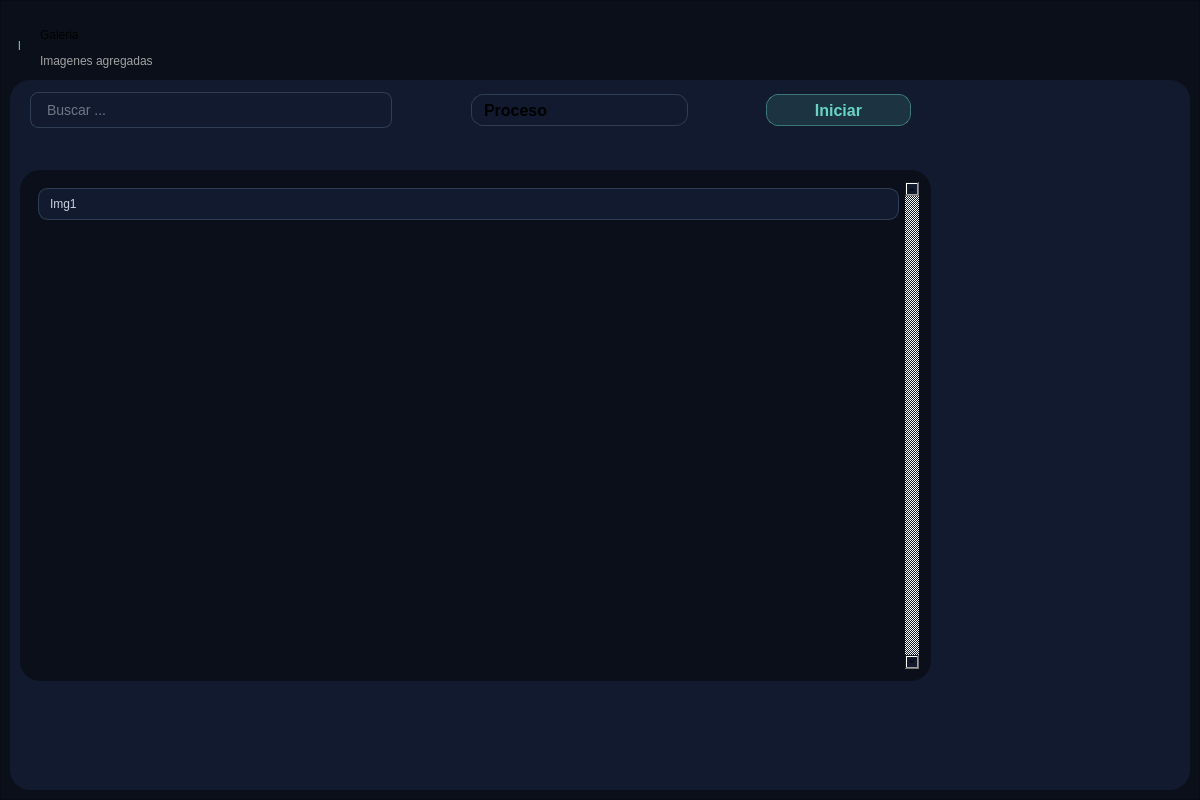
The window that ui/pages/Tfrm_Galeria.ui (DemonSlayer5768/BioImageOptimizer) describes before a commit, drawn with Qt 5.
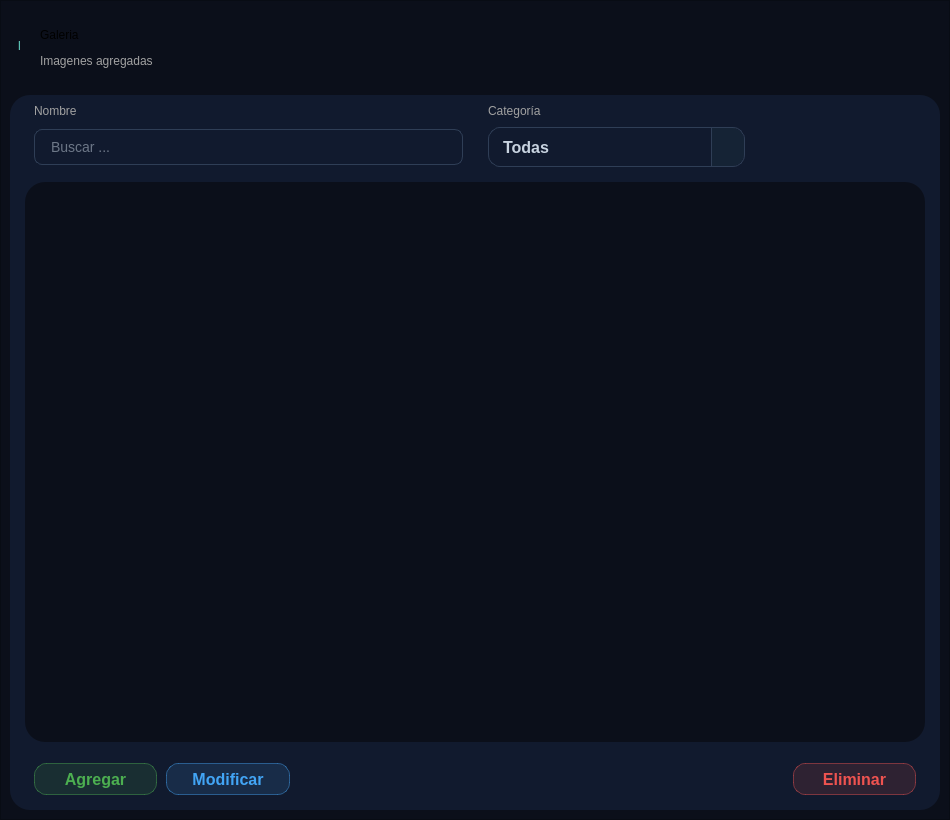
The same window after the commit. Icons and pictures are not drawn.

Diff of the .ui file:
```diff
--- a/ui/pages/Tfrm_Galeria.ui
+++ b/ui/pages/Tfrm_Galeria.ui
@@ -6,20 +6,29 @@
    <rect>
     <x>0</x>
     <y>0</y>
-    <width>1200</width>
-    <height>800</height>
+    <width>950</width>
+    <height>820</height>
    </rect>
   </property>
+  <property name="sizePolicy">
+   <sizepolicy hsizetype="Expanding" vsizetype="Expanding">
+    <horstretch>0</horstretch>
+    <verstretch>0</verstretch>
+   </sizepolicy>
+  </property>
+  <property name="minimumSize">
+   <size>
+    <width>950</width>
+    <height>820</height>
+   </size>
+  </property>
   <property name="windowTitle">
    <string>Form</string>
   </property>
   <property name="layoutDirection">
    <enum>Qt::LayoutDirection::RightToLeft</enum>
   </property>
-  <layout class="QVBoxLayout" name="verticalLayout">
-   <property name="spacing">
-    <number>1</number>
-   </property>
+  <layout class="QHBoxLayout" name="horizontalLayout_2">
    <property name="leftMargin">
     <number>0</number>
    </property>
@@ -34,6 +43,18 @@
    </property>
    <item>
     <widget class="QFrame" name="frame_Container">
+     <property name="sizePolicy">
+      <sizepolicy hsizetype="Preferred" vsizetype="Preferred">
+       <horstretch>0</horstretch>
+       <verstretch>0</verstretch>
+      </sizepolicy>
+     </property>
+     <property name="minimumSize">
+      <size>
+       <width>950</width>
+       <height>820</height>
+      </size>
+     </property>
      <property name="styleSheet">
       <string notr="true">background-color: rgb(11, 15, 26);</string>
      </property>
@@ -43,7 +64,19 @@
      <property name="frameShadow">
       <enum>QFrame::Shadow::Raised</enum>
      </property>
-     <layout class="QVBoxLayout" name="verticalLayout_9">
+     <layout class="QVBoxLayout" name="verticalLayout_9" stretch="1,9">
+      <property name="leftMargin">
+       <number>9</number>
+      </property>
+      <property name="topMargin">
+       <number>9</number>
+      </property>
+      <property name="rightMargin">
+       <number>9</number>
+      </property>
+      <property name="bottomMargin">
+       <number>9</number>
+      </property>
       <item>
        <widget class="QFrame" name="frame_head">
         <property name="maximumSize">
@@ -61,7 +94,7 @@
         <property name="frameShadow">
          <enum>QFrame::Shadow::Raised</enum>
         </property>
-        <widget class="QLabel" name="label_Nombre_2">
+        <widget class="QLabel" name="lb_page">
          <property name="geometry">
           <rect>
            <x>30</x>
@@ -77,7 +110,7 @@
           <string>Galeria</string>
          </property>
         </widget>
-        <widget class="QLabel" name="label_9">
+        <widget class="QLabel" name="lb_descripcion">
          <property name="geometry">
           <rect>
            <x>30</x>
@@ -94,7 +127,7 @@
           <string>Imagenes agregadas</string>
          </property>
         </widget>
-        <widget class="QLabel" name="label_10">
+        <widget class="QLabel" name="Line">
          <property name="geometry">
           <rect>
            <x>8</x>
@@ -115,12 +148,6 @@
       </item>
       <item>
        <widget class="QFrame" name="frame_body">
-        <property name="minimumSize">
-         <size>
-          <width>0</width>
-          <height>710</height>
-         </size>
-        </property>
         <property name="styleSheet">
          <string notr="true">background-color: rgb(17, 26, 46);
 border-radius: 20px;</string>
@@ -131,308 +158,502 @@
         <property name="frameShadow">
          <enum>QFrame::Shadow::Raised</enum>
         </property>
-        <widget class="QListWidget" name="listWidget_imagenes">
-         <property name="geometry">
-          <rect>
-           <x>10</x>
-           <y>90</y>
-           <width>911</width>
-           <height>511</height>
-          </rect>
+        <layout class="QVBoxLayout" name="verticalLayout_2">
+         <property name="leftMargin">
+          <number>15</number>
          </property>
-         <property name="layoutDirection">
-          <enum>Qt::LayoutDirection::LeftToRight</enum>
+         <property name="topMargin">
+          <number>0</number>
          </property>
-         <property name="styleSheet">
-          <string notr="true">/* ========== LISTA / GALERÍA ========== */
+         <property name="rightMargin">
+          <number>15</number>
+         </property>
+         <property name="bottomMargin">
+          <number>0</number>
+         </property>
+         <item>
+          <layout class="QGridLayout" name="gridLayout" columnstretch="2,3,5" rowminimumheight="0,0,0">
+           <property name="leftMargin">
+            <number>9</number>
+           </property>
+           <property name="topMargin">
+            <number>9</number>
+           </property>
+           <property name="rightMargin">
+            <number>9</number>
+           </property>
+           <property name="bottomMargin">
+            <number>9</number>
+           </property>
+           <property name="horizontalSpacing">
+            <number>25</number>
+           </property>
+           <property name="verticalSpacing">
+            <number>9</number>
+           </property>
+           <item row="2" column="2">
+            <widget class="QLineEdit" name="lineEdit_buscar">
+             <property name="layoutDirection">
+              <enum>Qt::LayoutDirection::LeftToRight</enum>
+             </property>
+             <property name="styleSheet">
+              <string notr="true">
+QLineEdit#lineEdit_buscar {
+    background-color: #111a2e;
+    border: 1px solid #2f3e56;
+    border-radius: 8px;
+    padding: 8px 14px;
+    color: #c8d3e0;
+    font-size: 14px;
+    selection-background-color: #65D6C6;
+    selection-color: #0b0f1a;
+}
+
+QLineEdit#lineEdit_buscar:hover {
+    border: 1px solid #3a506b;
+}
+
+QLineEdit#lineEdit_buscar:focus {
+    border: 1px solid #65D6C6;
+    background-color: #1b2a41;
+}
+
+QLineEdit#lineEdit_buscar::placeholder {
+    color: #2f3e56;
+}
+</string>
+             </property>
+             <property name="text">
+              <string/>
+             </property>
+             <property name="placeholderText">
+              <string>Buscar ... </string>
+             </property>
+             <property name="clearButtonEnabled">
+              <bool>false</bool>
+             </property>
+            </widget>
+           </item>
+           <item row="1" column="2">
+            <widget class="QLabel" name="label">
+             <property name="styleSheet">
+              <string notr="true">font: 12pt &quot;Arial&quot;;
+color: rgb(161, 161, 161);</string>
+             </property>
+             <property name="text">
+              <string>Nombre </string>
+             </property>
+            </widget>
+           </item>
+           <item row="1" column="1">
+            <widget class="QLabel" name="label_2">
+             <property name="styleSheet">
+              <string notr="true">font: 12pt &quot;Arial&quot;;
+color: rgb(161, 161, 161);</string>
+             </property>
+             <property name="text">
+              <string>Categoría</string>
+             </property>
+            </widget>
+           </item>
+           <item row="2" column="1">
+            <widget class="QComboBox" name="cmb_categoria">
+             <property name="cursor">
+              <cursorShape>PointingHandCursor</cursorShape>
+             </property>
+             <property name="layoutDirection">
+              <enum>Qt::LayoutDirection::LeftToRight</enum>
+             </property>
+             <property name="styleSheet">
+              <string notr="true">/* ===== QComboBox mejorado ===== */
+QComboBox {
+    border: 1px solid #2f3e56;
+    border-radius: 12px;
+    color: #c8d3e0;
+    font-size: 16px;
+    font-weight: 500;
+    padding: 6px 36px 6px 14px;   /* espacio a la derecha para la flecha */
+    min-height: 26px;
+}
+
+QComboBox:hover {
+    border: 1px solid #3a506b;
+    background-color: #16223a;
+}
+
+QComboBox:disabled {
+    background-color: #0d1422;
+    border: 1px solid #1e2a3d;
+    color: #4a5a70;
+}
+
+/* --- Zona del desplegable (flecha) --- */
+QComboBox::drop-down {
+    subcontrol-origin: padding;
+    subcontrol-position: top right;
+    width: 32px;
+    border: none;
+    border-left: 1px solid #2f3e56;   /* separador sutil */
+    border-top-right-radius: 12px;
+    border-bottom-right-radius: 12px;
+    background-color: rgba(101, 214, 198, 0.05);
+}
+QComboBox::down-arrow {
+    image: url(&quot;D:/Git/BioImageOptimizer/resources/Icons/Icons_Verdes/chevron_down.png&quot;);
+    width: 16px;
+    height: 16px;
+}
+
+QComboBox::down-arrow:on {
+    image: url(&quot;D:/Git/BioImageOptimizer/resources/Icons/Icons_Verdes/chevron_down.png&quot;);
+}
+
+QComboBox::down-arrow:disabled {
+    image: none;
+}
+
+/* --- Lista desplegable --- */
+QComboBox QAbstractItemView {
+    show-decoration-selected: 1;
+    selection-background-color: rgba(101, 214, 198, 0.20);
+    selection-color: #65D6C6;
+}
+
+QComboBox QAbstractItemView::item {
+    min-height: 30px;
+    padding: 7px 12px;
+    border-radius: 6px;
+}
+
+QComboBox QAbstractItemView::item:hover {
+    background-color: rgba(101, 214, 198, 0.15);
+    color: #65D6C6;
+}
+
+
+</string>
+             </property>
+             <property name="editable">
+              <bool>false</bool>
+             </property>
+             <property name="currentIndex">
+              <number>0</number>
+             </property>
+             <property name="placeholderText">
+              <string/>
+             </property>
+             <property name="labelDrawingMode">
+              <enum>QComboBox::LabelDrawingMode::UseStyle</enum>
+             </property>
+             <item>
+              <property name="text">
+               <string>Todas</string>
+              </property>
+             </item>
+             <item>
+              <property name="text">
+               <string>Original</string>
+              </property>
+             </item>
+             <item>
+              <property name="text">
+               <string>Procesada</string>
+              </property>
+             </item>
+            </widget>
+           </item>
+          </layout>
+         </item>
+         <item>
+          <widget class="QListWidget" name="listWidget_imagenes">
+           <property name="layoutDirection">
+            <enum>Qt::LayoutDirection::LeftToRight</enum>
+           </property>
+           <property name="styleSheet">
+            <string notr="true">/* GALERÍA */
 QListWidget#listWidget_imagenes {
     background-color: #0b0f1a;
     border: none;
     outline: none;
     padding: 12px;
+    color: #c8d3e0;
 }
 
+/* TARJETAS */
 QListWidget#listWidget_imagenes::item {
     background-color: #111a2e;
     border: 1px solid #2f3e56;
     border-radius: 10px;
     padding: 8px;
-    margin: 6px;
+    margin: 5px;
     color: #c8d3e0;
 }
 
+/* HOVER */
 QListWidget#listWidget_imagenes::item:hover {
     background-color: #1b2a41;
-    border-color: #65D6C6;
+    border: 1px solid #65D6C6;
 }
 
+/* SELECCIONADO */
 QListWidget#listWidget_imagenes::item:selected {
     background-color: #1b2a41;
     border: 2px solid #65D6C6;
     color: #65D6C6;
 }
 
-/* ========== SCROLLBAR ========== */
-QScrollBar:vertical {
+/* SCROLLBAR */
+QListWidget#listWidget_imagenes QScrollBar:vertical {
     background-color: #0b0f1a;
-    width: 10px;
+    width: 9px;
+    border: none;
     margin: 0;
-    border-radius: 5px;
 }
 
-QScrollBar::handle:vertical {
+QListWidget#listWidget_imagenes QScrollBar::handle:vertical {
     background-color: #2f3e56;
-    border-radius: 5px;
+    border-radius: 4px;
     min-height: 30px;
 }
 
-QScrollBar::handle:vertical:hover {
+QListWidget#listWidget_imagenes QScrollBar::handle:vertical:hover {
     background-color: #65D6C6;
 }
 
-QScrollBar::add-line:vertical, QScrollBar::sub-line:vertical {
-    height: 0px;
-}</string>
-         </property>
-         <property name="verticalScrollBarPolicy">
-          <enum>Qt::ScrollBarPolicy::ScrollBarAlwaysOn</enum>
-         </property>
-         <item>
-          <property name="text">
-           <string>Img1</string>
-          </property>
-         </item>
-        </widget>
-        <widget class="QWidget" name="horizontalLayoutWidget">
-         <property name="geometry">
-          <rect>
-           <x>20</x>
-           <y>10</y>
-           <width>881</width>
-           <height>41</height>
-          </rect>
-         </property>
-         <layout class="QHBoxLayout" name="horizontalLayout_6" stretch="2,1,3,1,5">
-          <item>
-           <widget class="QPushButton" name="btn_procesar">
-            <property name="cursor">
-             <cursorShape>PointingHandCursor</cursorShape>
-            </property>
-            <property name="layoutDirection">
-             <enum>Qt::LayoutDirection::RightToLeft</enum>
-            </property>
-            <property name="styleSheet">
-             <string notr="true">/* Botón principal (Procesar) */
-
-QPushButton#btn_procesar {
-
-   background-color: rgba(101, 214, 198, 0.13);
-
-    border: 1px solid rgba(101, 214, 198, 0.45);
-
-    border-radius: 12px;
-
-    color: #65D6C6;
-
-    font-size: 16px;
-
-    font-weight: 500;
-
-    padding: 4px 12px;
-
-    min-height: 22px;
-
-
+/* SCROLLBAR - forzar ocultar */
+QListWidget#listWidget_imagenes QScrollBar:vertical {
+    width: 0px;
+    background: transparent;
 }
 
-
-QPushButton#btn_procesar:pressed {
-
-    background-color: #4fc4b3;
-
-}</string>
-            </property>
-            <property name="text">
-             <string>Iniciar</string>
-            </property>
-            <property name="icon">
-             <iconset>
-              <normaloff>C:/Users/Usuario/.designer/Icons/Icons_Verdes/play-button-arrowhead.png</normaloff>C:/Users/Usuario/.designer/Icons/Icons_Verdes/play-button-arrowhead.png</iconset>
-            </property>
-            <property name="iconSize">
-             <size>
-              <width>20</width>
-              <height>20</height>
-             </size>
-            </property>
-            <property name="autoRepeat">
-             <bool>false</bool>
-            </property>
-           </widget>
-          </item>
-          <item>
-           <spacer name="horizontalSpacer_3">
-            <property name="orientation">
-             <enum>Qt::Orientation::Horizontal</enum>
-            </property>
-            <property name="sizeHint" stdset="0">
-             <size>
-              <width>40</width>
-              <height>20</height>
-             </size>
-            </property>
-           </spacer>
-          </item>
-          <item>
-           <widget class="QComboBox" name="comboBox">
-            <property name="cursor">
-             <cursorShape>PointingHandCursor</cursorShape>
-            </property>
-            <property name="layoutDirection">
-             <enum>Qt::LayoutDirection::LeftToRight</enum>
-            </property>
-            <property name="styleSheet">
-             <string notr="true">
-QComboBox {
-    background-color: #111a2e;
-    border: 1px solid #2f3e56;
-    border-radius: 12px;
-    font-size: 16px;
-    font-weight: 500;
-    padding: 4px 12px;
-    min-height: 22px;
+QListWidget#listWidget_imagenes QScrollBar:horizontal {
+    height: 0px;
+    background: transparent;
 }
 
-QComboBox:focus {
-    border: 1px solid #65D6C6;
-}
 
-QComboBox::drop-down {
+QListWidget#listWidget_imagenes QScrollBar::add-line:vertical,
+QListWidget#listWidget_imagenes QScrollBar::sub-line:vertical {
+    height: 0px;
     border: none;
-    width: 30px;
-    border-top-right-radius: 12px;
-    border-bottom-right-radius: 12px;
 }
 
-
-QComboBox QAbstractItemView {
-    background-color: #111a2e;
-    border: 1px solid rgba(101, 214, 198, 0.45);
-    border-radius: 8px;
-    color: #c8d3e0;
-    selection-background-color: rgba(101, 214, 198, 0.2);
-    selection-color: #65D6C6;
-    outline: none;
-    padding: 4px;
+</string>
+           </property>
+           <property name="frameShape">
+            <enum>QFrame::Shape::NoFrame</enum>
+           </property>
+           <property name="verticalScrollBarPolicy">
+            <enum>Qt::ScrollBarPolicy::ScrollBarAlwaysOff</enum>
+           </property>
+           <property name="horizontalScrollBarPolicy">
+            <enum>Qt::ScrollBarPolicy::ScrollBarAlwaysOff</enum>
+           </property>
+           <property name="iconSize">
+            <size>
+             <width>150</width>
+             <height>120</height>
+            </size>
+           </property>
+           <property name="movement">
+            <enum>QListView::Movement::Static</enum>
+           </property>
+           <property name="resizeMode">
+            <enum>QListView::ResizeMode::Adjust</enum>
+           </property>
+           <property name="spacing">
+            <number>8</number>
+           </property>
+           <property name="gridSize">
+            <size>
+             <width>210</width>
+             <height>220</height>
+            </size>
+           </property>
+           <property name="viewMode">
+            <enum>QListView::ViewMode::IconMode</enum>
+           </property>
+           <property name="uniformItemSizes">
+            <bool>true</bool>
+           </property>
+           <property name="wordWrap">
+            <bool>true</bool>
+           </property>
+          </widget>
+         </item>
+         <item>
+          <layout class="QHBoxLayout" name="horizontalLayout" stretch="1,4,1,1">
+           <property name="spacing">
+            <number>9</number>
+           </property>
+           <property name="leftMargin">
+            <number>9</number>
+           </property>
+           <property name="topMargin">
+            <number>15</number>
+           </property>
+           <property name="rightMargin">
+            <number>9</number>
+           </property>
+           <property name="bottomMargin">
+            <number>15</number>
+           </property>
+           <item>
+            <widget class="QPushButton" name="btn_eliminar">
+             <property name="cursor">
+              <cursorShape>PointingHandCursor</cursorShape>
+             </property>
+             <property name="layoutDirection">
+              <enum>Qt::LayoutDirection::RightToLeft</enum>
+             </property>
+             <property name="styleSheet">
+              <string notr="true">QPushButton#btn_eliminar {
+    background-color: rgba(239, 83, 80, 0.13);
+    border: 1px solid rgba(239, 83, 80, 0.45);
+    border-radius: 12px;
+    color: #EF5350;
+    font-size: 16px;
+    font-weight: 500;
+    padding: 4px 12px;
+    min-height: 22px;
 }
-
-QComboBox QAbstractItemView::item {
-    min-height: 30px;
-    padding: 5px 10px;
+QPushButton#btn_eliminar:hover {
+    background-color: rgba(239, 83, 80, 0.25);
+    border: 1px solid #EF5350;
 }
-
-QComboBox QAbstractItemView::item:hover {
-    background-color: rgba(101, 214, 198, 0.15);
-    color: #65D6C6;
-}
-</string>
-            </property>
-            <property name="editable">
-             <bool>false</bool>
-            </property>
-            <property name="currentIndex">
-             <number>0</number>
-            </property>
-            <item>
-             <property name="text">
-              <string>Proceso</string>
+QPushButton#btn_eliminar:pressed {
+    background-color: #C62828;
+    color: #ffffff;
+}</string>
              </property>
-            </item>
-            <item>
              <property name="text">
-              <string>Optimización</string>
+              <string>Eliminar</string>
              </property>
-            </item>
-            <item>
-             <property name="text">
-              <string>Binarización</string>
+             <property name="icon">
+              <iconset>
+               <normaloff>C:/Users/Usuario/.designer/Icons/Icons_Verdes/play-button-arrowhead.png</normaloff>C:/Users/Usuario/.designer/Icons/Icons_Verdes/play-button-arrowhead.png</iconset>
              </property>
-            </item>
-            <item>
-             <property name="text">
-              <string>Segmentación</string>
+             <property name="iconSize">
+              <size>
+               <width>20</width>
+               <height>20</height>
+              </size>
              </property>
-            </item>
-            <item>
-             <property name="text">
-              <string>Procesamiento</string>
+             <property name="autoRepeat">
+              <bool>false</bool>
              </property>
-            </item>
-            <item>
-             <property name="text">
-              <string>Restauración</string>
+            </widget>
+           </item>
+           <item>
+            <spacer name="horizontalSpacer">
+             <property name="orientation">
+              <enum>Qt::Orientation::Horizontal</enum>
              </property>
-            </item>
-           </widget>
-          </item>
-          <item>
-           <spacer name="horizontalSpacer">
-            <property name="orientation">
-             <enum>Qt::Orientation::Horizontal</enum>
-            </property>
-            <property name="sizeHint" stdset="0">
-             <size>
-              <width>40</width>
-              <height>20</height>
-             </size>
-            </property>
-           </spacer>
-          </item>
-          <item>
-           <widget class="QLineEdit" name="lineEdit_buscar">
-            <property name="layoutDirection">
-             <enum>Qt::LayoutDirection::LeftToRight</enum>
-            </property>
-            <property name="styleSheet">
-             <string notr="true">
-QLineEdit#lineEdit_buscar {
-    background-color: #111a2e;
-    border: 1px solid #2f3e56;
-    border-radius: 8px;
-    padding: 8px 14px;
-    color: #c8d3e0;
-    font-size: 14px;
-    selection-background-color: #65D6C6;
-    selection-color: #0b0f1a;
+             <property name="sizeHint" stdset="0">
+              <size>
+               <width>40</width>
+               <height>20</height>
+              </size>
+             </property>
+            </spacer>
+           </item>
+           <item>
+            <widget class="QPushButton" name="btn_modificar">
+             <property name="cursor">
+              <cursorShape>PointingHandCursor</cursorShape>
+             </property>
+             <property name="layoutDirection">
+              <enum>Qt::LayoutDirection::RightToLeft</enum>
+             </property>
+             <property name="styleSheet">
+              <string notr="true">QPushButton#btn_modificar {
+    background-color: rgba(66, 165, 245, 0.13);
+    border: 1px solid rgba(66, 165, 245, 0.45);
+    border-radius: 12px;
+    color: #42A5F5;
+    font-size: 16px;
+    font-weight: 500;
+    padding: 4px 12px;
+    min-height: 22px;
 }
-
-QLineEdit#lineEdit_buscar:hover {
-    border: 1px solid #3a506b;
+QPushButton#btn_modificar:hover {
+    background-color: rgba(66, 165, 245, 0.25);
+    border: 1px solid #42A5F5;
 }
-
-QLineEdit#lineEdit_buscar:focus {
-    border: 1px solid #65D6C6;
-    background-color: #1b2a41;
+QPushButton#btn_modificar:pressed {
+    background-color: #1E88E5;
+    color: #ffffff;
 }
 
-QLineEdit#lineEdit_buscar::placeholder {
-    color: #2f3e56;
-}
 </string>
-            </property>
-            <property name="text">
-             <string/>
-            </property>
-            <property name="placeholderText">
-             <string>Buscar ... </string>
-            </property>
-            <property name="clearButtonEnabled">
-             <bool>false</bool>
-            </property>
-           </widget>
-          </item>
-         </layout>
-        </widget>
+             </property>
+             <property name="text">
+              <string>Modificar</string>
+             </property>
+             <property name="icon">
+              <iconset>
+               <normaloff>C:/Users/Usuario/.designer/Icons/Icons_Verdes/play-button-arrowhead.png</normaloff>C:/Users/Usuario/.designer/Icons/Icons_Verdes/play-button-arrowhead.png</iconset>
+             </property>
+             <property name="iconSize">
+              <size>
+               <width>20</width>
+               <height>20</height>
+              </size>
+             </property>
+             <property name="autoRepeat">
+              <bool>false</bool>
+             </property>
+            </widget>
+           </item>
+           <item>
+            <widget class="QPushButton" name="btn_agregar">
+             <property name="cursor">
+              <cursorShape>PointingHandCursor</cursorShape>
+             </property>
+             <property name="layoutDirection">
+              <enum>Qt::LayoutDirection::RightToLeft</enum>
+             </property>
+             <property name="styleSheet">
+              <string notr="true">QPushButton#btn_agregar {
+    background-color: rgba(76, 175, 80, 0.13);
+    border: 1px solid rgba(76, 175, 80, 0.45);
+    border-radius: 12px;
+    color: #4CAF50;
+    font-size: 16px;
+    font-weight: 500;
+    padding: 4px 12px;
+    min-height: 22px;
+}
+QPushButton#btn_agregar:hover {
+    background-color: rgba(76, 175, 80, 0.25);
+    border: 1px solid #4CAF50;
+}
+QPushButton#btn_agregar:pressed {
+    background-color: #388E3C;
+    color: #ffffff;
+}</string>
+             </property>
+             <property name="text">
+              <string>Agregar</string>
+             </property>
+             <property name="icon">
+              <iconset>
+               <normaloff>C:/Users/Usuario/.designer/Icons/Icons_Verdes/play-button-arrowhead.png</normaloff>C:/Users/Usuario/.designer/Icons/Icons_Verdes/play-button-arrowhead.png</iconset>
+             </property>
+             <property name="iconSize">
+              <size>
+               <width>20</width>
+               <height>20</height>
+              </size>
+             </property>
+             <property name="autoRepeat">
+              <bool>false</bool>
+             </property>
+            </widget>
+           </item>
+          </layout>
+         </item>
+        </layout>
        </widget>
       </item>
      </layout>
```
